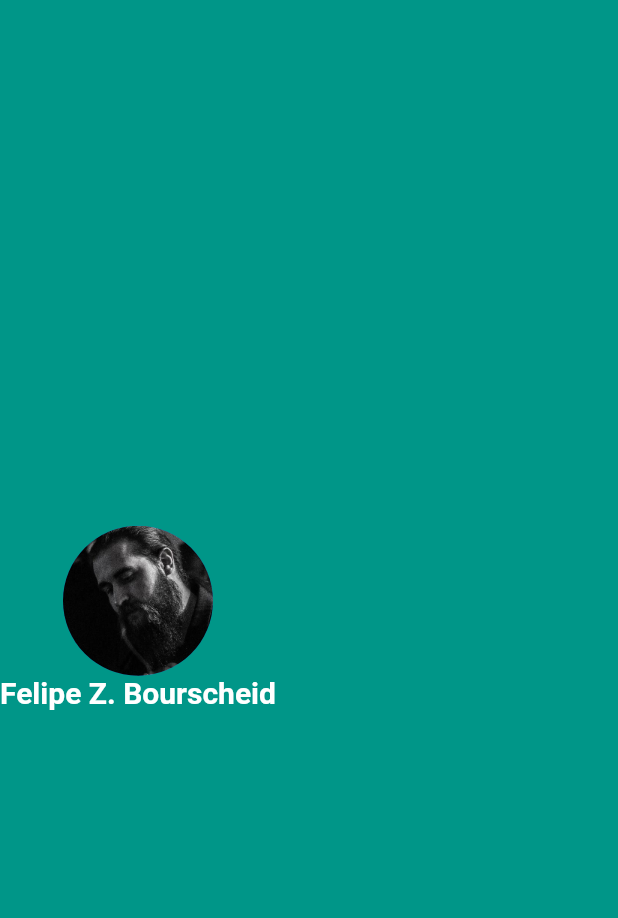
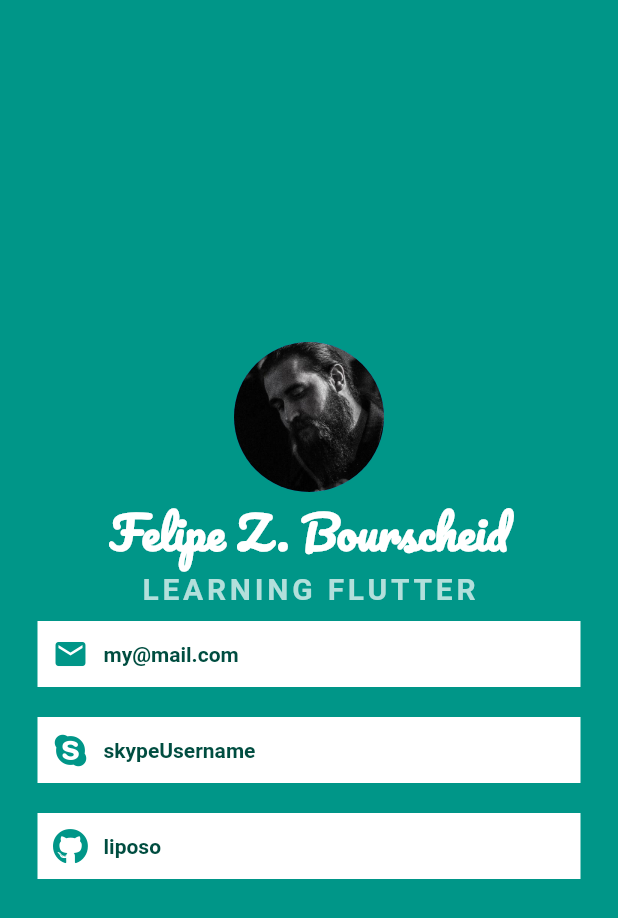
Before and after one commit to liposo/Flutter-Bootcamp, a Flutter app: the screen it shows after launch, on a phone screen of 412 x 824 dp. Shown: the top 918 px of the screen. Run offline on Flutter 3.47's test engine with Material 2 defaults, Android fonts, the light colour scheme and no system bars; our stand-ins replace font_awesome_flutter.

Commit message:
add info rows

```diff
--- a/me_card/lib/main.dart
+++ b/me_card/lib/main.dart
@@ -1,5 +1,6 @@
 import 'package:flutter/material.dart';
 import 'package:flutter/widgets.dart';
+import 'package:font_awesome_flutter/font_awesome_flutter.dart';
 
 void main() {
   runApp(MyApp());
@@ -19,16 +20,88 @@ class MyApp extends StatelessWidget {
               radius: 50.0,
               backgroundImage: AssetImage("images/avatar.jpg"),
             ),
-              Text("Felipe Z. Bourscheid",
+            Text(
+              "Felipe Z. Bourscheid",
               style: TextStyle(
+                  fontFamily: "Pacifico",
+                  fontSize: 30.0,
+                  color: Colors.white,
+                  fontWeight: FontWeight.bold),
+            ),
+            Text(
+              "LEARNING FLUTTER",
+              style: TextStyle(
+                  color: Colors.teal.shade100,
                   fontSize: 20.0,
+                  letterSpacing: 2.5,
+                  fontWeight: FontWeight.bold),
+            ),
+            Container(
               color: Colors.white,
-                fontWeight: FontWeight.bold
-              ),)
+              padding: EdgeInsets.all(10.0),
+              margin: EdgeInsets.symmetric(vertical: 10.0, horizontal: 25.0),
+              child: Row(
+                children: [
+                  Icon(
+                    Icons.mail,
+                    color: Colors.teal,
+                  ),
+                  SizedBox(
+                    width: 10.0,
+                  ),
+                  Text(
+                    "my@mail.com",
+                    style: TextStyle(fontWeight: FontWeight.bold,
+                    color: Colors.teal.shade900),
+                  ),
                 ],
               ),
             ),
+            Container(
+              color: Colors.white,
+              padding: EdgeInsets.all(10.0),
+              margin: EdgeInsets.symmetric(vertical: 10.0, horizontal: 25.0),
+              child: Row(
+                children: [
+                  Icon(
+                    FontAwesomeIcons.skype,
+                    color: Colors.teal,
+                  ),
+                  SizedBox(
+                    width: 10.0,
+                  ),
+                  Text(
+                    "skypeUsername",
+                    style: TextStyle(fontWeight: FontWeight.bold,
+                        color: Colors.teal.shade900),
+                  ),
+                ],
+              ),
+            ),
+            Container(
+              color: Colors.white,
+              padding: EdgeInsets.all(10.0),
+              margin: EdgeInsets.symmetric(vertical: 10.0, horizontal: 25.0),
+              child: Row(
+                children: [
+                  Icon(
+                    FontAwesomeIcons.github,
+                    color: Colors.teal,
+                  ),
+                  SizedBox(
+                    width: 10.0,
+                  ),
+                  Text(
+                    "liposo",
+                    style: TextStyle(fontWeight: FontWeight.bold,
+                        color: Colors.teal.shade900),
+                  ),
+                ],
+              ),
             )
-    );
+          ],
+        ),
+      ),
+    ));
   }
 }
--- a/me_card/pubspec.yaml
+++ b/me_card/pubspec.yaml
@@ -27,5 +27,10 @@ flutter:
   # the material Icons class.
   uses-material-design: true
 
+  fonts:
+    - family: Pacifico
+      fonts:
+        - asset: fonts/Pacifico-Regular.ttf
+
   assets:
      - images/
```
Also changed, not shown: me_card/fonts/Pacifico-Regular.ttf (added), 1 other file. Lines whose indentation alone changed are shown as unchanged.
